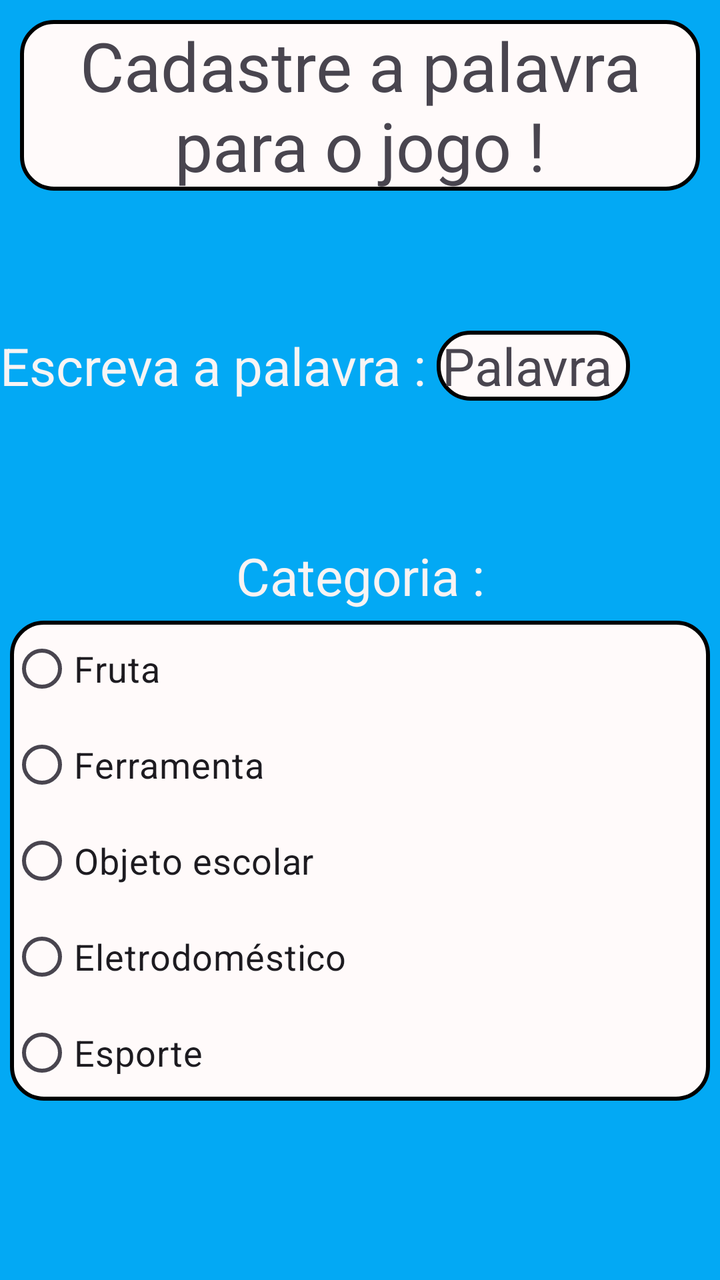
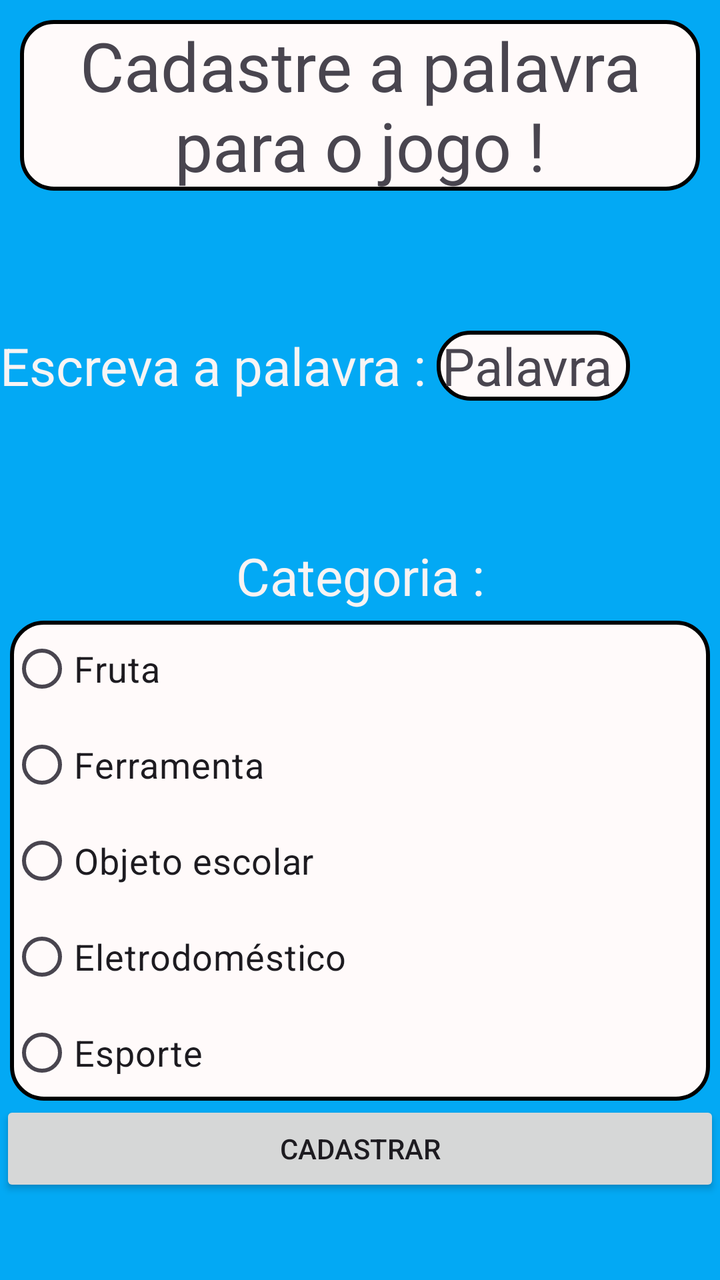

The first picture is an Android layout as it rendered before a commit; the second is the same layout after the commit. The layout source and the unified diff follow.
<!-- AndroidManifest.xml: application theme Theme.JogoForca -->
<!-- res/layout/activity_tela3_cadastro.xml -->
<?xml version="1.0" encoding="utf-8"?>
<LinearLayout xmlns:android="http://schemas.android.com/apk/res/android"
    xmlns:app="http://schemas.android.com/apk/res-auto"
    xmlns:tools="http://schemas.android.com/tools"
    android:id="@+id/main"
    android:layout_width="match_parent"
    android:layout_height="match_parent"
    android:background="#03A9F4"
    android:orientation="vertical"
    tools:context=".Tela3_Cadastro">

    <LinearLayout
        android:layout_width="match_parent"
        android:layout_height="wrap_content"
        android:layout_margin="10dp"
        android:background="@drawable/borda"
        android:orientation="vertical">

        <TextView
            android:id="@+id/textView5"
            android:layout_width="match_parent"
            android:layout_height="wrap_content"
            android:layout_weight="0.25"
            android:gravity="center"
            android:text="Cadastre a palavra para o jogo !"
            android:textSize="34sp" />

    </LinearLayout>

    <LinearLayout
        android:layout_width="match_parent"
        android:layout_height="wrap_content"
        android:layout_marginTop="60sp"
        android:orientation="horizontal">

        <TextView
            android:id="@+id/textView12"
            android:layout_width="wrap_content"
            android:layout_height="wrap_content"
            android:layout_weight="1"
            android:text="Escreva a palavra :"
            android:textColor="#F8F4F4"
            android:textSize="26sp" />

        <TextView
            android:id="@+id/textView11"
            android:layout_width="wrap_content"
            android:layout_height="wrap_content"
            android:layout_marginRight="45dp"
            android:layout_weight="1"
            android:background="@drawable/borda"
            android:gravity="center"
            android:text="Palavra "
            android:textSize="26sp" />
    </LinearLayout>

    <LinearLayout
        android:layout_width="match_parent"
        android:layout_height="match_parent"
        android:layout_marginTop="70sp"
        android:orientation="vertical">

        <TextView
            android:id="@+id/textView13"
            android:layout_width="match_parent"
            android:layout_height="wrap_content"
            android:gravity="center"
            android:text="Categoria :"
            android:textColor="#F8F3F3"
            android:textSize="26sp" />

        <RadioGroup
            android:layout_width="match_parent"
            android:layout_height="wrap_content"
            android:layout_marginLeft="5sp"
            android:layout_marginTop="5sp"
            android:layout_marginRight="5sp"
            android:background="@drawable/borda">

            <RadioButton
                android:id="@+id/radioButton2"
                android:layout_width="match_parent"
                android:layout_height="wrap_content"
                android:text="Fruta"
                android:textSize="18sp" />

            <RadioButton
                android:id="@+id/radioButton4"
                android:layout_width="match_parent"
                android:layout_height="wrap_content"
                android:text="Ferramenta"
                android:textSize="18sp" />

            <RadioButton
                android:id="@+id/radioButton5"
                android:layout_width="match_parent"
                android:layout_height="wrap_content"
                android:text="Objeto escolar"
                android:textSize="18sp" />

            <RadioButton
                android:id="@+id/radioButton6"
                android:layout_width="match_parent"
                android:layout_height="wrap_content"
                android:text="Eletrodoméstico"
                android:textSize="18sp" />

            <RadioButton
                android:id="@+id/radioButton7"
                android:layout_width="match_parent"
                android:layout_height="wrap_content"
                android:text="Esporte"
                android:textSize="18sp" />
        </RadioGroup>
    </LinearLayout>

</LinearLayout>
<!-- resources referenced by this layout -->
<resources>
  <!-- drawable borda (drawable) -->
  <?xml version="1.0" encoding="utf-8"?>
  <shape xmlns:android="http://schemas.android.com/apk/res/android">
      
  <solid android:color="#fffafa"/>
      
  <corners android:radius="16dp"/>
      
   <stroke
     android:width="2dp"
     android:color="#000000"/>
      </shape>
  <style name="Theme.JogoForca" parent="Base.Theme.JogoForca" />
  <style name="Base.Theme.JogoForca" parent="Theme.Material3.DayNight.NoActionBar">
          
          
      </style>
</resources>

<!-- the commit's change to res/layout/activity_tela3_cadastro.xml (unified diff, before → after) -->
@@ -56,7 +56,7 @@
 
     <LinearLayout
         android:layout_width="match_parent"
-        android:layout_height="match_parent"
+        android:layout_height="wrap_content"
         android:layout_marginTop="70sp"
         android:orientation="vertical">
 
@@ -114,4 +114,19 @@
         </RadioGroup>
     </LinearLayout>
 
+    <LinearLayout
+        android:layout_width="match_parent"
+        android:layout_height="match_parent"
+        android:layout_gravity="center"
+        android:orientation="horizontal">
+
+        <Button
+            android:id="@+id/button2"
+            android:layout_width="match_parent"
+            android:layout_height="wrap_content"
+            android:layout_weight="1"
+            android:gravity="center"
+            android:text="Cadastrar" />
+    </LinearLayout>
+
 </LinearLayout>
